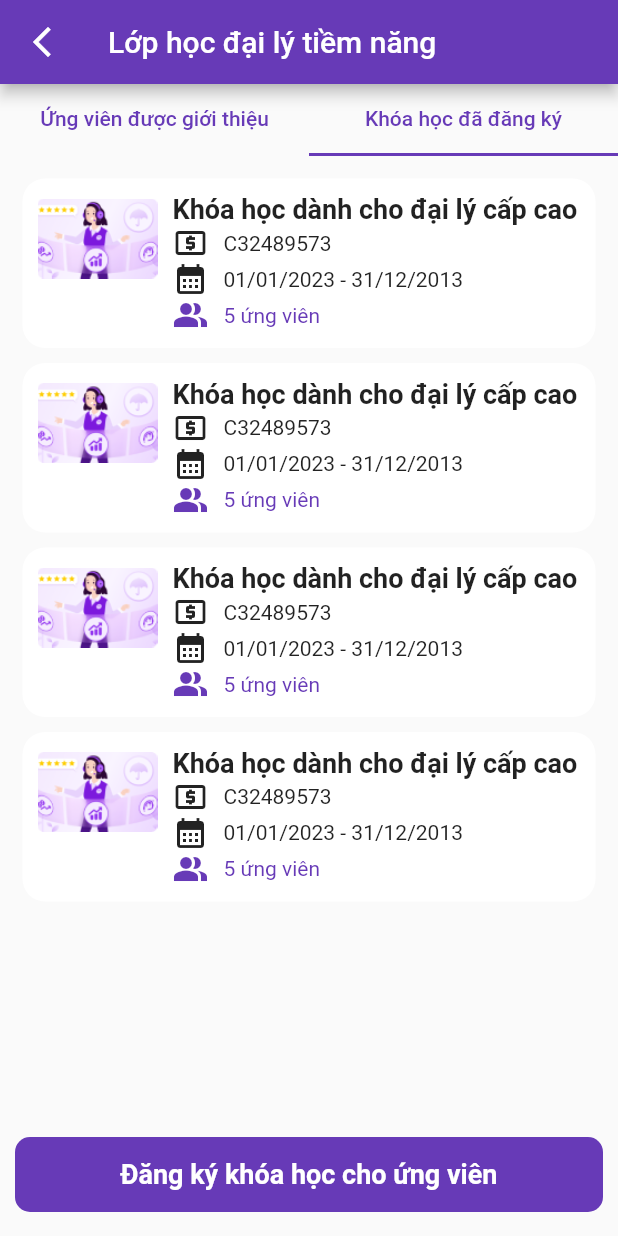
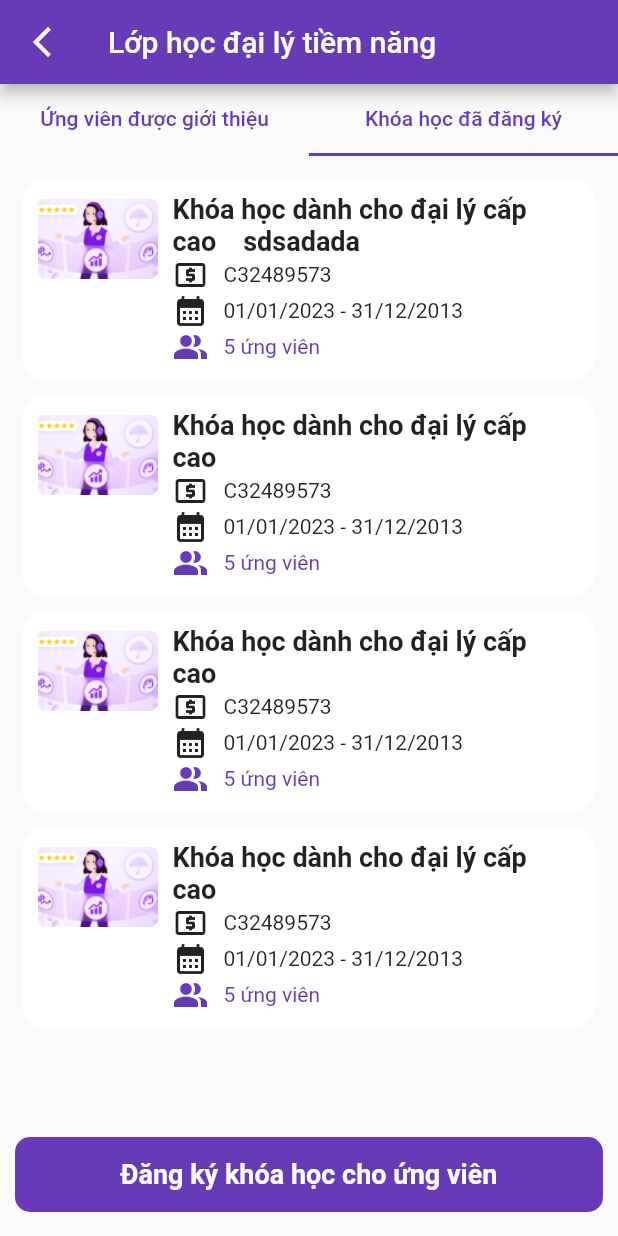
Before and after one commit to TrungGr/quanlyUI, a Flutter app: the screen it shows after launch, tab 2 chosen, on a phone screen of 412 x 824 dp. Run offline on Flutter 3.47's test engine with Material 2 defaults, Android fonts, the phone set to English and light mode, and no system bars.

Commit message:
long avtl fix ui

```diff
--- a/lib/CustomKh.dart
+++ b/lib/CustomKh.dart
@@ -47,12 +47,18 @@ class CustomKh extends StatelessWidget {
               mainAxisAlignment: MainAxisAlignment.start,
               crossAxisAlignment: CrossAxisAlignment.start,
               children: [
-                  Text(
+                SizedBox(
+                  width: 250, // Đặt giới hạn chiều rộng cho Text
+                  child: Text(
                     course,
+                    maxLines: 2,
                     style: TextStyle(
-                        fontSize: 18, fontWeight: FontWeight.bold),
+                      fontSize: 18,
+                      fontWeight: FontWeight.bold,
+                    ),
                     overflow: TextOverflow.ellipsis,
                     softWrap: true,
+                  ),
                 ),
                 Row(
                   children: [
@@ -83,6 +89,7 @@ class CustomKh extends StatelessWidget {
                 ),
               ],
             ),
+
             // ),
           ],
         ),
@@ -92,15 +99,16 @@ class CustomKh extends StatelessWidget {
   Widget buttonSheetContent(BuildContext context) {
     return Container(
       width: double.infinity,
+      height: 600,
       color: Colors.white,
       child: Column(
         children: [
           Container(height: 100,),
-          SingleChildScrollView(
-            child: Container(
+          Expanded(
+            child: SingleChildScrollView(
+              child: Column(
+                mainAxisSize: MainAxisSize.min,
 
-              child: Column(
-                mainAxisSize: MainAxisSize.max,
                 children: [
                   InforUv(
                       avatar: 'assets/images/av1.png',
@@ -127,6 +135,7 @@ class CustomKh extends StatelessWidget {
                       name: 'Phạm Thu Trang',
                       infor: '00000023 / Trưởng nhóm KD - MKT'),
                   SizedBox(height: 2.5),
+                  Container(height: 900,)
                 ],
               ),
             ),
--- a/lib/main.dart
+++ b/lib/main.dart
@@ -25,8 +25,8 @@ class MyHomePage extends StatefulWidget {
 
 class _MyHomePageState extends State<MyHomePage> {
   List<CustomUv> UngVien = [
-    CustomUv(avatar: 'assets/images/av1.png', name: 'Nguyễn Kiều Cần Thơ', type: 'Đại Lý', major: 'Tư vấn tài chính', date: '01/01/2024'),
-    CustomUv(avatar: 'assets/images/av1.png', name: 'Nguyễn Mạnh Hùng', type: 'Đại Lý', major: 'Tư vấn tài chính', date: '01/01/2024'),
+    CustomUv(avatar: 'assets/images/av1.png', name: 'Nguyễn Kiều Cần Thơ     010100101', type: 'Đại Lý', major: 'Tư vấn tài chính', date: '01/01/2024'),
+    CustomUv(avatar: 'assets/images/av1.png', name: 'Nguyễn Mạnh Hùng longavtladadad', type: 'Đại Lý', major: 'Tư vấn tài chính', date: '01/01/2024'),
     CustomUv(avatar: 'assets/images/av1.png', name: 'Nguyễn Hoàng Duy', type: 'Đại Lý', major: 'Tư vấn tài chính', date: '01/01/2024'),
     CustomUv(avatar: 'assets/images/av1.png', name: 'Nguyễn Mạnh Khiêm', type: 'Đại Lý', major: 'Tư vấn tài chính', date: '01/01/2024'),
     CustomUv(avatar: 'assets/images/av1.png', name: 'Phạm Ngọc Quỳnh Anh', type: 'Đại Lý', major: 'Tư vấn tài chính', date: '01/01/2024'),
@@ -65,6 +65,7 @@ class _MyHomePageState extends State<MyHomePage> {
                     children: [
                       Text(
                         UngVien[index].name,
+                        maxLines: 2,
                         style:
                         TextStyle(fontSize: 20, fontWeight: FontWeight.bold),
                       ),
@@ -148,7 +149,7 @@ class _MyHomePageState extends State<MyHomePage> {
           children: [
             CustomKh(
                 avatar: 'assets/images/img1.png',
-              course: 'Khóa học dành cho đại lý cấp cao',
+              course: 'Khóa học dành cho đại lý cấp cao    sdsadada',
               code: 'C32489573',
               date: '01/01/2023 - 31/12/2013',
               member: '5 ứng viên'),
```
Lines whose indentation alone changed are shown as unchanged.
